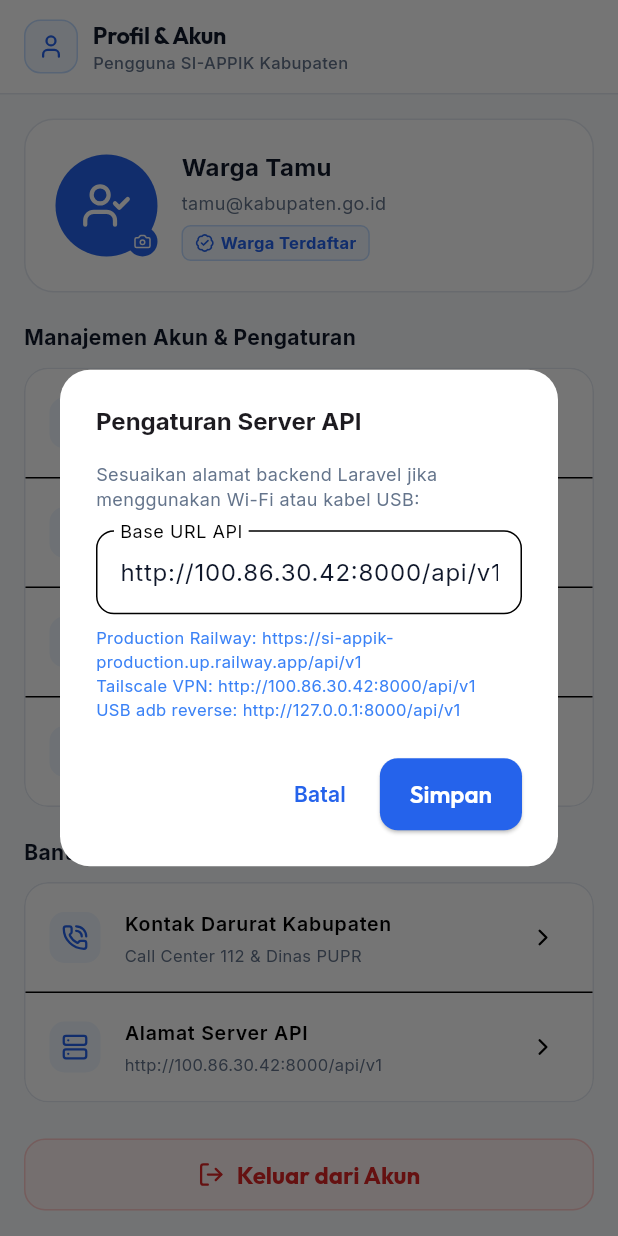
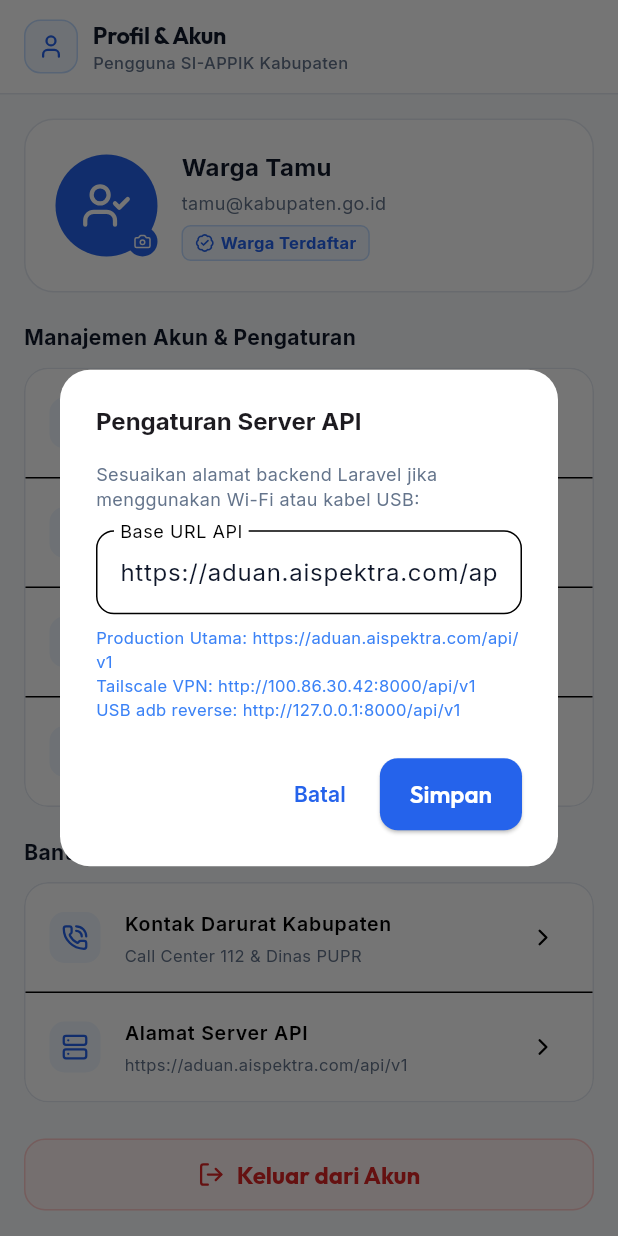
Before and after one commit to Dul13-gokil/SI-APPIK-gabungan, a Flutter app: the ProfileScreen screen opened directly, after a tap on "Alamat Server API", on a phone screen of 412 x 824 dp. Run offline on Flutter 3.47's test engine with Material 3 defaults, Android fonts, the phone set to English and light mode, and no system bars; our stand-ins replace dio, flutter_map, flutter_secure_storage, geolocator, google_fonts, google_sign_in and 4 more; accounts and stored records are empty.

Commit message:
chore(mobile): point API server to https://aduan.aispektra.com/api/v1 and rebuild 18.4MB APK

```diff
--- a/mobile/lib/core/config/app_config.dart
+++ b/mobile/lib/core/config/app_config.dart
@@ -1,17 +1,13 @@
-import 'package:flutter/foundation.dart';
 import 'package:shared_preferences/shared_preferences.dart';
 
 class AppConfig {
   static const String appName = 'Aduan Jalan';
   static const String appVersion = '1.0.0';
 
-  // Dual Base URL otomatis sesuai platform:
-  // - Chrome / Web (kIsWeb): USB adb reverse / lokal http://127.0.0.1:8000
-  // - Mobile Android/iOS: Tailscale VPN http://100.86.30.42:8000
-  static String get defaultBaseUrl =>
-      kIsWeb ? 'http://127.0.0.1:8000' : 'http://100.86.30.42:8000';
-  static String activeOrigin =
-      kIsWeb ? 'http://127.0.0.1:8000' : 'http://100.86.30.42:8000';
+  // Default Server API Production Resmi:
+  // https://aduan.aispektra.com/api/v1
+  static String get defaultBaseUrl => 'https://aduan.aispektra.com';
+  static String activeOrigin = 'https://aduan.aispektra.com';
   static String get baseUrl => normalizeUrl(defaultBaseUrl);
 
   static const int connectTimeout = 15000;
@@ -49,13 +45,17 @@ class AppConfig {
     final origin = activeOrigin.isNotEmpty ? activeOrigin : defaultBaseUrl;
     if (fixed.startsWith('http://localhost:8000') ||
         fixed.startsWith('http://127.0.0.1:8000') ||
-        fixed.startsWith('http://100.86.30.42:8000')) {
+        fixed.startsWith('http://100.86.30.42:8000') ||
+        fixed.startsWith('https://si-appik-production.up.railway.app') ||
+        fixed.startsWith('http://si-appik-production.up.railway.app')) {
       fixed = fixed.replaceFirst('http://localhost:8000', origin);
       fixed = fixed.replaceFirst('http://127.0.0.1:8000', origin);
       fixed = fixed.replaceFirst('http://100.86.30.42:8000', origin);
+      fixed = fixed.replaceFirst('https://si-appik-production.up.railway.app', origin);
+      fixed = fixed.replaceFirst('http://si-appik-production.up.railway.app', origin);
     }
-    if (fixed.startsWith('http://si-appik-production.up.railway.app')) {
-      fixed = fixed.replaceFirst('http://si-appik-production.up.railway.app', 'https://si-appik-production.up.railway.app');
+    if (fixed.startsWith('http://aduan.aispektra.com')) {
+      fixed = fixed.replaceFirst('http://aduan.aispektra.com', 'https://aduan.aispektra.com');
     }
     if (!fixed.startsWith('http://') && !fixed.startsWith('https://')) {
       if (fixed.startsWith('/')) {
@@ -70,12 +70,12 @@ class AppConfig {
   static Future<String> getBaseUrl() async {
     final prefs = await SharedPreferences.getInstance();
     var custom = prefs.getString(_keyCustomBaseUrl);
-    // Bersihkan cache lama jika masih menunjuk ke URL production Railway
-    // atau jika platform Web/Mobile masih menyimpan URL default platform lawannya
+    // Bersihkan cache lama (Railway / IP lokal / Tailscale) agar perangkat otomatis memakai server utama
     if (custom != null &&
         (custom.contains('si-appik-production.up.railway.app') ||
-            (kIsWeb && custom.contains('100.86.30.42')) ||
-            (!kIsWeb && custom.contains('127.0.0.1')))) {
+            custom.contains('100.86.30.42') ||
+            custom.contains('127.0.0.1') ||
+            custom.contains('localhost'))) {
       await prefs.remove(_keyCustomBaseUrl);
       custom = null;
     }
--- a/mobile/lib/features/profile/presentation/profile_screen.dart
+++ b/mobile/lib/features/profile/presentation/profile_screen.dart
@@ -2015,13 +2015,13 @@ class _ProfileScreenState extends State<ProfileScreen> {
               controller: controller,
               decoration: InputDecoration(
                 labelText: 'Base URL API',
-                hintText: 'https://si-appik-production.up.railway.app/api/v1',
+                hintText: 'https://aduan.aispektra.com/api/v1',
                 border: OutlineInputBorder(borderRadius: BorderRadius.circular(12)),
               ),
             ),
             const SizedBox(height: 8),
             const Text(
-              'Production Railway: https://si-appik-production.up.railway.app/api/v1\nTailscale VPN: http://100.86.30.42:8000/api/v1\nUSB adb reverse: http://127.0.0.1:8000/api/v1',
+              'Production Utama: https://aduan.aispektra.com/api/v1\nTailscale VPN: http://100.86.30.42:8000/api/v1\nUSB adb reverse: http://127.0.0.1:8000/api/v1',
               style: TextStyle(fontSize: 11, color: AppColors.primaryLight),
             ),
           ],
```
Also changed, not shown: 1 other file.
